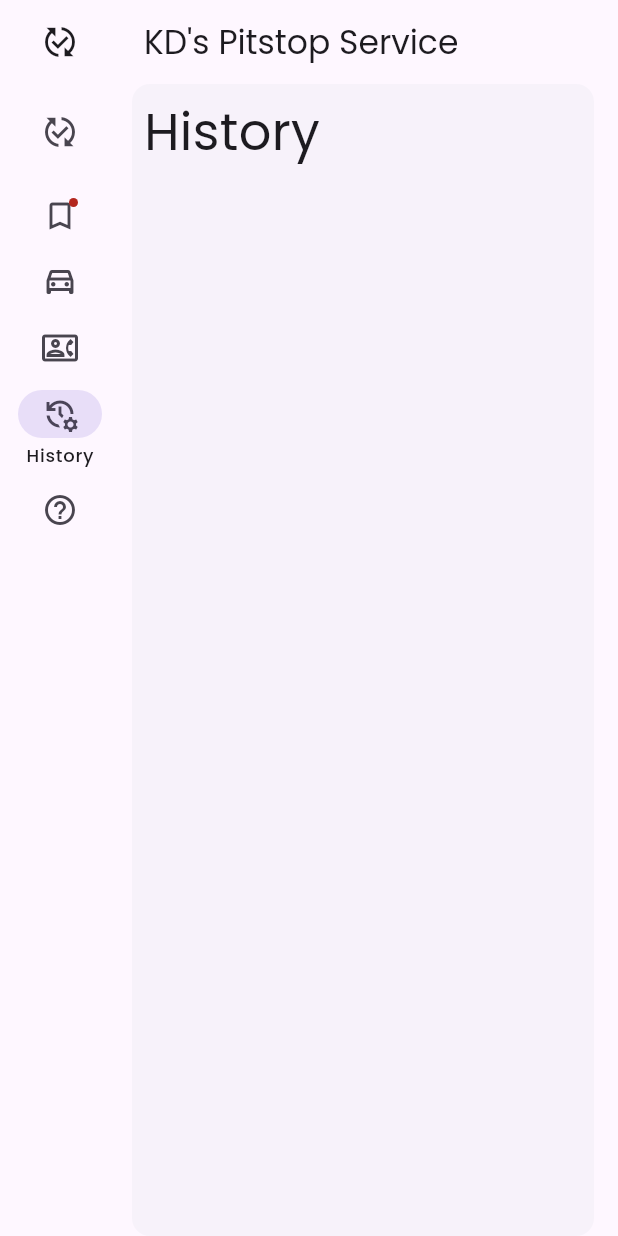
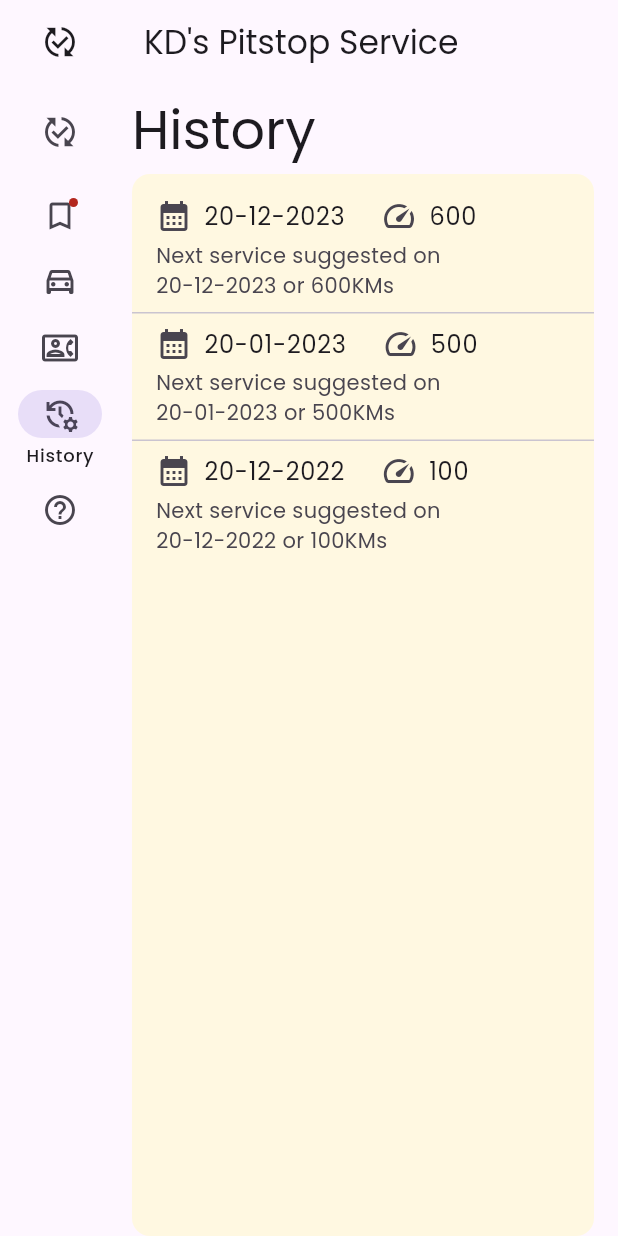
Before and after one commit to omkartapale/pitstop_service, a Flutter app: the screen it shows after launch, after a tap on "Vehicle", after a tap on "Contact", after a tap on "History", on a phone screen of 412 x 824 dp. Run offline on Flutter 3.47's test engine with Material 3 defaults, Android fonts, the phone set to English and light mode, and no system bars; our stand-ins replace google_fonts.

Commit message:
feat (UI): History screen
- Move History screen to StatefulWidget in separate file
- Create UI for History screen with demolist of history and empty warning

```diff
--- a/lib/app.dart
+++ b/lib/app.dart
@@ -1,5 +1,6 @@
 import 'package:flutter/material.dart';
 import 'package:pitstop_service/pages/about.dart';
+import 'package:pitstop_service/pages/history.dart';
 
 class ServiceApp extends StatefulWidget {
   const ServiceApp({super.key});
@@ -60,18 +61,7 @@ class _ServiceAppState extends State<ServiceApp> {
     ),
 
     // Content for History tab
-    Card(
-      shadowColor: Colors.transparent,
-      margin: const EdgeInsets.only(left: 8.0, right: 16.0),
-      child: Container(
-        padding: const EdgeInsets.all(8),
-        alignment: Alignment.topLeft,
-        child: const Text(
-          'History',
-          style: TextStyle(fontSize: 34),
-        ),
-      ),
-    ),
+    const History(),
 
     //Content for About tab
     const About()
--- /dev/null
+++ b/lib/pages/history.dart
@@ -0,0 +1,88 @@
+import 'package:flutter/material.dart';
+
+class History extends StatelessWidget {
+  const History({super.key});
+
+  @override
+  Widget build(BuildContext context) {
+    final List<String> entries = <String>[
+      '20-12-2023',
+      '20-01-2023',
+      '20-12-2022'
+    ];
+    final List<int> colorCodes = <int>[600, 500, 100];
+
+    return Column(
+      crossAxisAlignment: CrossAxisAlignment.start,
+      children: [
+        Container(
+          padding: const EdgeInsets.all(8),
+          child: Text(
+            'History',
+            style: Theme.of(context).textTheme.displaySmall,
+          ),
+        ),
+        Expanded(
+          child: Card(
+            color: Colors.amber[50],
+            shadowColor: Colors.transparent,
+            margin: const EdgeInsets.only(left: 8.0, right: 16.0),
+            clipBehavior: Clip.hardEdge,
+            child: Container(
+              padding: const EdgeInsets.only(top: 8.0),
+              alignment: Alignment.center,
+              // Show list of service history records
+              child: ListView.separated(
+                itemCount: entries.length,
+                itemBuilder: (BuildContext context, int index) {
+                  return ListTile(
+                    splashColor: Colors.amber[colorCodes[index]],
+                    isThreeLine: true,
+                    title: Row(
+                      children: [
+                        const Icon(Icons.calendar_month),
+                        const SizedBox(width: 8.0),
+                        Text(entries[index]),
+                        const SizedBox(width: 24.0),
+                        const Icon(Icons.speed_outlined),
+                        const SizedBox(width: 8.0),
+                        Text('${colorCodes[index]}'),
+                      ],
+                    ),
+                    subtitle: Column(
+                      crossAxisAlignment: CrossAxisAlignment.start,
+                      children: [
+                        const SizedBox(height: 4.0),
+                        Text(
+                            'Next service suggested on ${entries[index]} or ${colorCodes[index]}KMs'),
+                      ],
+                    ),
+                    onTap: () {},
+                  );
+                },
+                separatorBuilder: (context, index) =>
+                    const Divider(thickness: 1, height: 1),
+              ),
+
+              // Show no service history records screen
+              // child: const Column(
+              //   mainAxisAlignment: MainAxisAlignment.center,
+              //   // crossAxisAlignment: CrossAxisAlignment.start,
+              //   children: [
+              //     Icon(
+              //       Icons.error_outline,
+              //       size: 48,
+              //     ),
+              //     SizedBox(height: 8.0),
+              //     Text(
+              //       'No previous service history!',
+              //     ),
+              //   ],
+              // ),
+            ),
+          ),
+        ),
+      ],
+    );
+  }
+}
```
